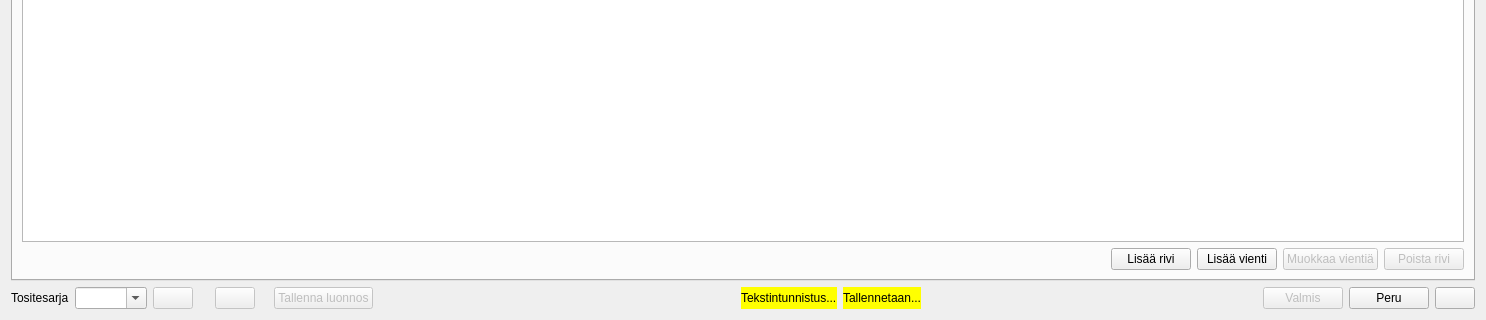
This is kitsas/kirjaus/kirjaus.ui in artoh/kitupiikki as Qt 5 draws it before an edit; both pictures show x 0 to 1486 and y 371 to 691 of the 1486 by 691 pixel window. The edited form follows.
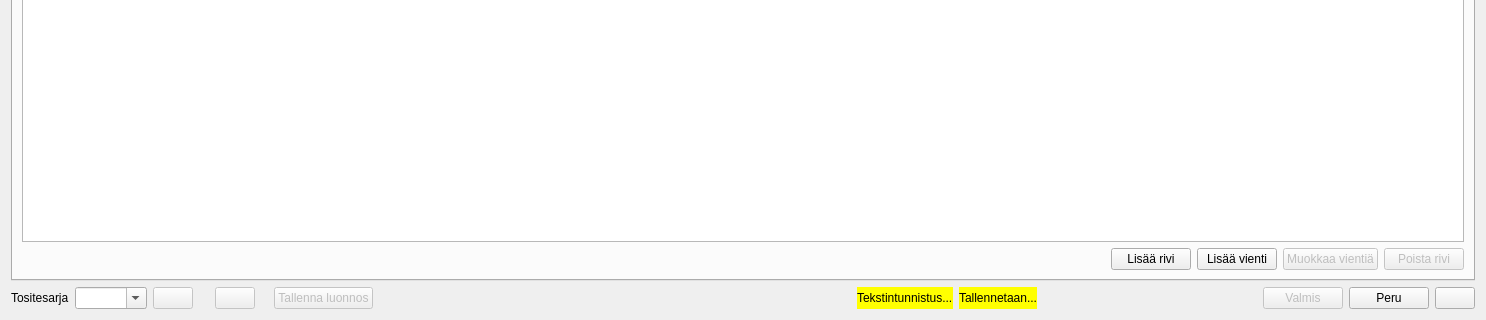
This is the edited form. Icons and pictures are not drawn. Custom widgets are drawn as their Qt base class.

What changed in the file:
```diff
--- a/kitsas/kirjaus/kirjaus.ui
+++ b/kitsas/kirjaus/kirjaus.ui
@@ -491,6 +491,29 @@
        </property>
       </spacer>
      </item>
+     <item>
+      <widget class="QLabel" name="huomioMerkki">
+       <property name="text">
+        <string/>
+       </property>
+       <property name="pixmap">
+        <pixmap resource="../pic/pic.qrc">:/pic/huomio.png</pixmap>
+       </property>
+      </widget>
+     </item>
+     <item>
+      <spacer name="horizontalSpacer_4">
+       <property name="orientation">
+        <enum>Qt::Horizontal</enum>
+       </property>
+       <property name="sizeHint" stdset="0">
+        <size>
+         <width>40</width>
+         <height>20</height>
+        </size>
+       </property>
+      </spacer>
+     </item>
      <item>
       <widget class="QLabel" name="varoKuva">
        <property name="text">
```
